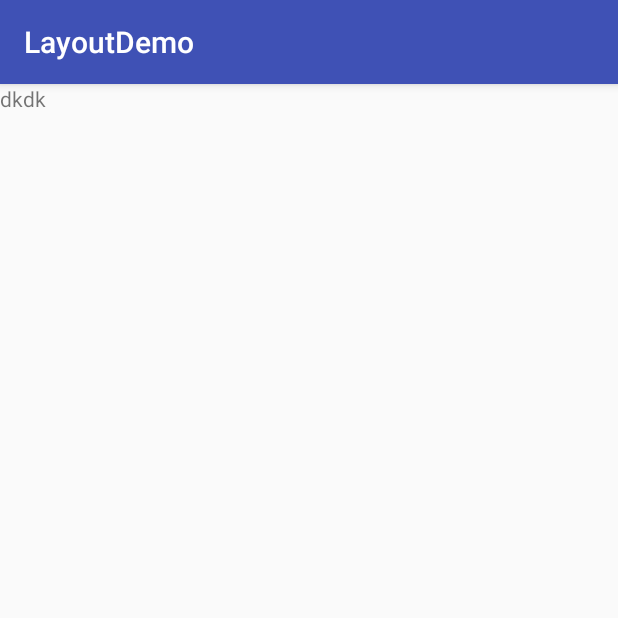
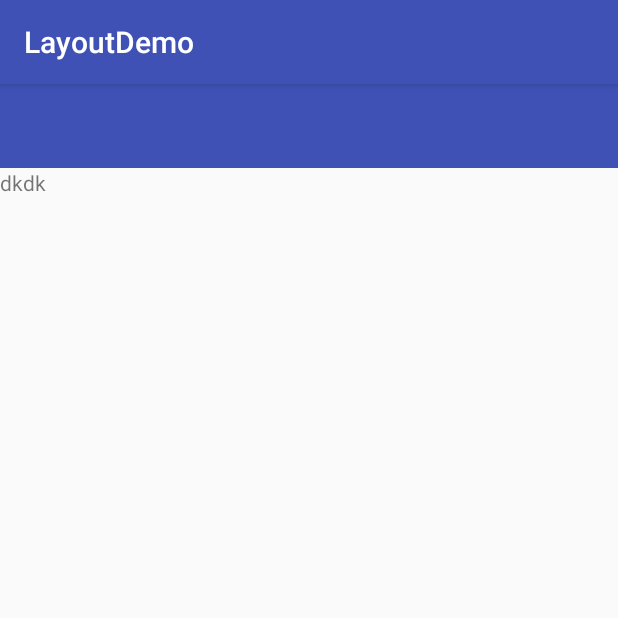
Before and after one commit to Tuong-Nguyen/PreparationEduLog, an Android app: the screen it shows after launch (SettingsActivity), on a phone screen of 412 x 824 dp, the top half of it. Run offline under Robolectric (Android 15) with nearby library versions, the phone set to English and light mode, and no system bars.

Commit message:
init develop

```diff
--- a/LayoutDemo/app/src/main/res/layout/activity_settings.xml
+++ b/LayoutDemo/app/src/main/res/layout/activity_settings.xml
@@ -1,15 +1,33 @@
 <?xml version="1.0" encoding="utf-8"?>
-<LinearLayout
+<android.support.v4.widget.DrawerLayout
     xmlns:android="http://schemas.android.com/apk/res/android"
     xmlns:app="http://schemas.android.com/apk/res-auto"
     xmlns:tools="http://schemas.android.com/tools"
+    android:id="@+id/drawerLayout"
     android:layout_width="match_parent"
     android:layout_height="match_parent"
     tools:context="edu.h2.layoutdemo.presentation.settings.SettingsActivity">
 
-    <FrameLayout
-        android:id="@+id/contentFrame"
-        android:layout_width="wrap_content"
-        android:layout_height="wrap_content"/>
+    <LinearLayout
+        android:layout_width="match_parent"
+        android:layout_height="match_parent"
+        android:orientation="vertical">
 
-</LinearLayout>
+        <android.support.v7.widget.Toolbar
+            android:id="@+id/toolbar"
+            android:layout_width="match_parent"
+            android:layout_height="wrap_content"
+            android:background="?attr/colorPrimary"
+            android:minHeight="?attr/actionBarSize"
+            android:theme="@style/ThemeOverlay.AppCompat.ActionBar"
+            app:popupTheme="@style/ThemeOverlay.AppCompat.Dark.ActionBar"/>
+
+        <FrameLayout
+            android:id="@+id/contentFrame"
+            android:layout_width="wrap_content"
+            android:layout_height="wrap_content"/>
+
+    </LinearLayout>
+
+
+</android.support.v4.widget.DrawerLayout>
```
